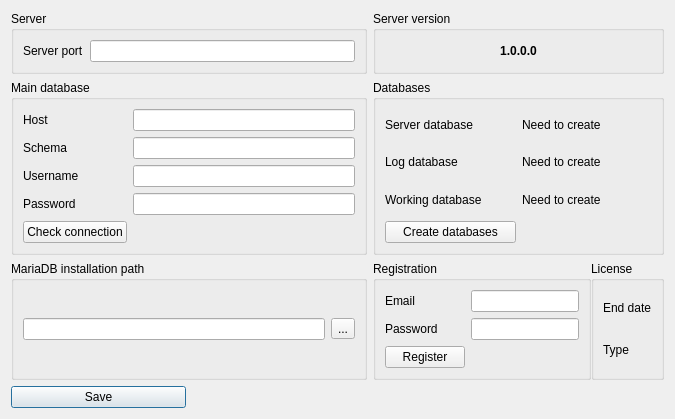
Above: Service5/monitor.ui from End1-1/Cafe5 before the change. Below: the same form after it.
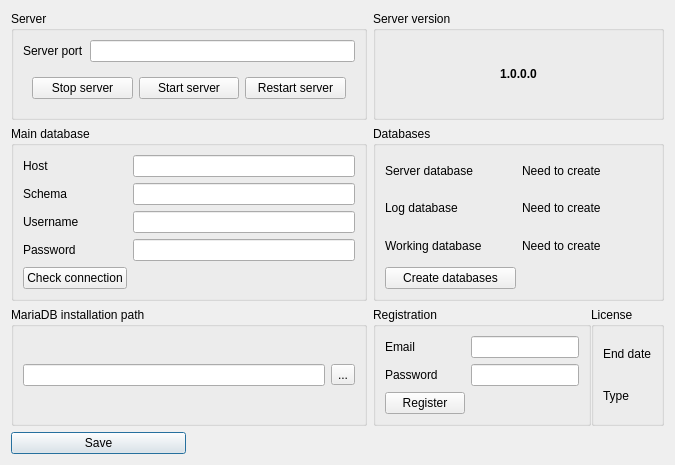
That is the form after the change.

```diff
--- a/Service5/monitor.ui
+++ b/Service5/monitor.ui
@@ -7,7 +7,7 @@
     <x>0</x>
     <y>0</y>
     <width>675</width>
-    <height>380</height>
+    <height>427</height>
    </rect>
   </property>
   <property name="windowTitle">
@@ -182,17 +182,44 @@
      <property name="title">
       <string>Server</string>
      </property>
-     <layout class="QHBoxLayout" name="horizontalLayout">
-      <item>
+     <layout class="QGridLayout" name="gridLayout_6">
+      <item row="0" column="0">
        <widget class="QLabel" name="label_15">
         <property name="text">
          <string>Server port</string>
         </property>
        </widget>
       </item>
-      <item>
+      <item row="0" column="1">
        <widget class="QLineEdit" name="leServerPort"/>
       </item>
+      <item row="1" column="0" colspan="2">
+       <widget class="QWidget" name="widget_2" native="true">
+        <layout class="QHBoxLayout" name="horizontalLayout">
+         <item>
+          <widget class="QPushButton" name="btnStopServer">
+           <property name="text">
+            <string>Stop server</string>
+           </property>
+          </widget>
+         </item>
+         <item>
+          <widget class="QPushButton" name="btnStartServer">
+           <property name="text">
+            <string>Start server</string>
+           </property>
+          </widget>
+         </item>
+         <item>
+          <widget class="QPushButton" name="btnRestartServer">
+           <property name="text">
+            <string>Restart server</string>
+           </property>
+          </widget>
+         </item>
+        </layout>
+       </widget>
+      </item>
      </layout>
     </widget>
    </item>
```
